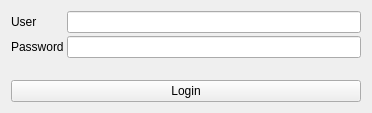
Before: the Qt Designer form DPSPipeline/widgets/loginwidget/ui/loginwidget.ui in kanooshka/DPS_PIPELINE, drawn with Qt 5.
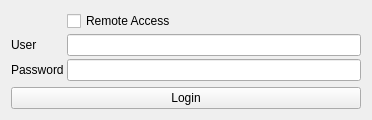
After: the same form once the commit is applied.

Commit message: Added in remote login option

What changed in the file:
```diff
--- a/DPSPipeline/widgets/loginwidget/ui/loginwidget.ui
+++ b/DPSPipeline/widgets/loginwidget/ui/loginwidget.ui
@@ -55,6 +55,13 @@
      <item row="1" column="1">
       <widget class="QLineEdit" name="user"/>
      </item>
+     <item row="0" column="1">
+      <widget class="QCheckBox" name="remoteAccess">
+       <property name="text">
+        <string>Remote Access</string>
+       </property>
+      </widget>
+     </item>
     </layout>
    </item>
    <item row="2" column="0">
```
The commit also changes 3 other files.
